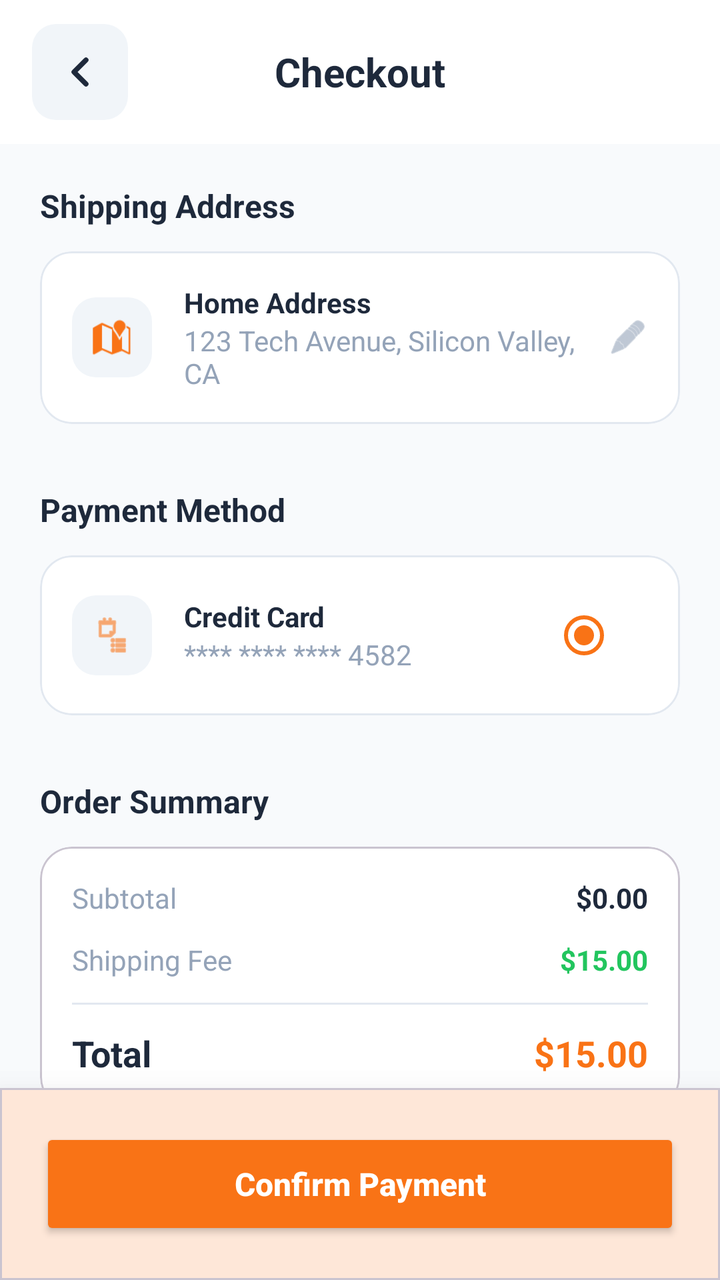
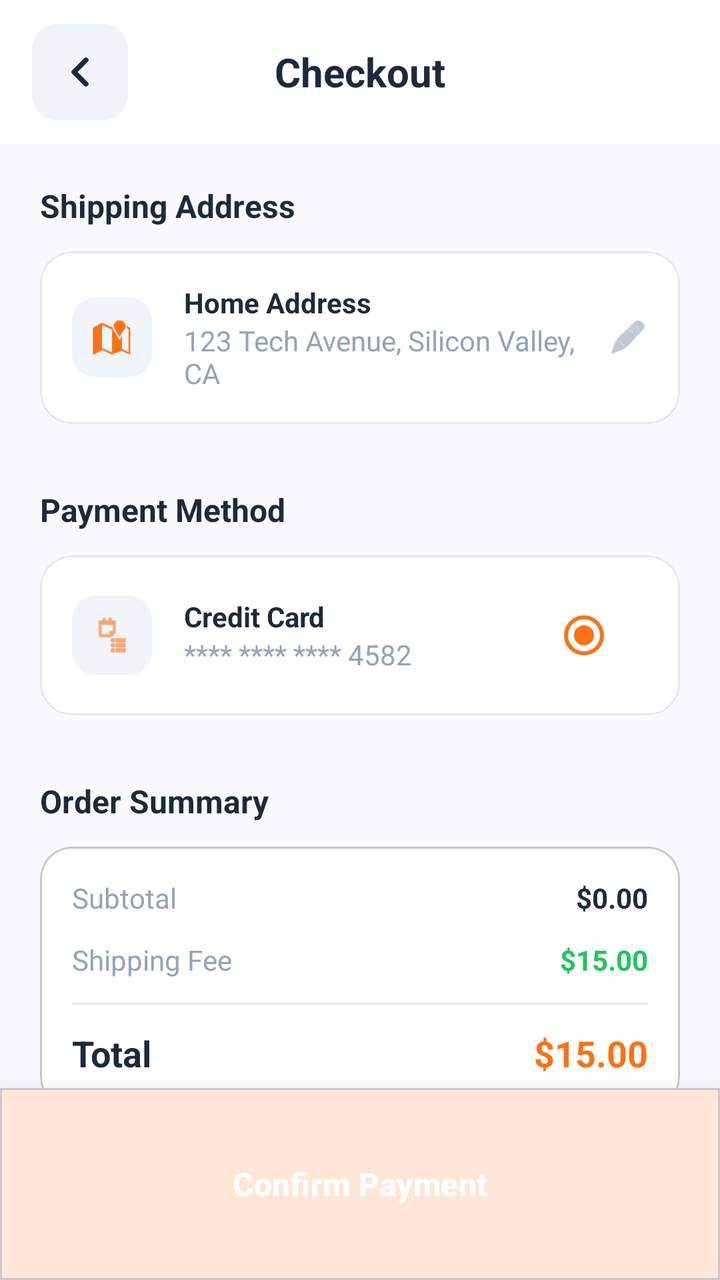

The first picture is an Android layout as it rendered before a commit; the second is the same layout after the commit. The layout source and the unified diff follow.
<!-- AndroidManifest.xml: application theme Theme.BeckieDealApp -->
<!-- res/layout/activity_payout.xml -->
﻿<?xml version="1.0" encoding="utf-8"?>
<androidx.constraintlayout.widget.ConstraintLayout xmlns:android="http://schemas.android.com/apk/res/android"
    xmlns:app="http://schemas.android.com/apk/res-auto"
    xmlns:tools="http://schemas.android.com/tools"
    android:layout_width="match_parent"
    android:layout_height="match_parent"
    android:background="@color/background"
    android:fitsSystemWindows="true"
    tools:context=".PayoutActivity">

    
    <com.google.android.material.appbar.AppBarLayout
        android:id="@+id/appBarLayout"
        android:layout_width="match_parent"
        android:layout_height="wrap_content"
        android:background="@color/surface"
        app:elevation="0dp"
        app:layout_constraintTop_toTopOf="parent">

        <com.google.android.material.appbar.MaterialToolbar
            android:id="@+id/topAppBar"
            android:layout_width="match_parent"
            android:layout_height="72dp"
            app:contentInsetStart="0dp">

            <RelativeLayout
                android:layout_width="match_parent"
                android:layout_height="match_parent"
                android:paddingHorizontal="16dp">

                <ImageView
                    android:id="@+id/backButton"
                    android:layout_width="48dp"
                    android:layout_height="48dp"
                    android:layout_alignParentStart="true"
                    android:layout_centerVertical="true"
                    android:background="@drawable/form_field_background"
                    android:padding="12dp"
                    android:src="@drawable/ic_arrow_left"
                    android:contentDescription="Back"
                    app:tint="@color/text_primary" />

                <TextView
                    android:layout_width="wrap_content"
                    android:layout_height="wrap_content"
                    android:layout_centerInParent="true"
                    android:text="Checkout"
                    android:textColor="@color/text_primary"
                    android:textSize="@dimen/text_size_title"
                    android:textStyle="bold" />

            </RelativeLayout>

        </com.google.android.material.appbar.MaterialToolbar>
    </com.google.android.material.appbar.AppBarLayout>

    <androidx.core.widget.NestedScrollView
        android:id="@+id/payoutContentScroll"
        android:layout_width="match_parent"
        android:layout_height="0dp"
        android:fillViewport="true"
        app:layout_constraintTop_toBottomOf="@id/appBarLayout"
        app:layout_constraintBottom_toTopOf="@id/bottomActionLayout">

        <LinearLayout
            android:layout_width="match_parent"
            android:layout_height="wrap_content"
            android:orientation="vertical"
            android:padding="20dp">

            
            <TextView
                android:layout_width="wrap_content"
                android:layout_height="wrap_content"
                android:text="Shipping Address"
                android:textColor="@color/text_primary"
                android:textSize="@dimen/text_size_body_large"
                android:textStyle="bold" />

            <com.google.android.material.card.MaterialCardView
                android:layout_width="match_parent"
                android:layout_height="wrap_content"
                android:layout_marginTop="12dp"
                app:cardCornerRadius="16dp"
                app:cardElevation="0dp"
                app:strokeWidth="1dp"
                app:strokeColor="@color/border_color"
                app:cardBackgroundColor="@color/surface">
                
                <LinearLayout
                    android:layout_width="match_parent"
                    android:layout_height="wrap_content"
                    android:orientation="horizontal"
                    android:padding="16dp"
                    android:gravity="center_vertical">
                    
                    <ImageView
                        android:layout_width="40dp"
                        android:layout_height="40dp"
                        android:background="@drawable/form_field_background"
                        android:padding="10dp"
                        android:src="@android:drawable/ic_dialog_map"
                        app:tint="@color/primary" />

                    <LinearLayout
                        android:layout_width="0dp"
                        android:layout_height="wrap_content"
                        android:layout_marginStart="16dp"
                        android:layout_weight="1"
                        android:orientation="vertical">
                        <TextView
                            android:layout_width="wrap_content"
                            android:layout_height="wrap_content"
                            android:text="Home Address"
                            android:textColor="@color/text_primary"
                            android:textStyle="bold" />
                        <TextView
                            android:layout_width="wrap_content"
                            android:layout_height="wrap_content"
                            android:text="123 Tech Avenue, Silicon Valley, CA"
                            android:textColor="@color/text_muted"
                            android:textSize="@dimen/text_size_body" />
                    </LinearLayout>

                    <ImageView
                        android:layout_width="20dp"
                        android:layout_height="20dp"
                        android:src="@android:drawable/ic_menu_edit"
                        app:tint="@color/text_muted" />
                </LinearLayout>
            </com.google.android.material.card.MaterialCardView>

            
            <TextView
                android:layout_width="wrap_content"
                android:layout_height="wrap_content"
                android:layout_marginTop="32dp"
                android:text="Payment Method"
                android:textColor="@color/text_primary"
                android:textSize="@dimen/text_size_body_large"
                android:textStyle="bold" />

            <com.google.android.material.card.MaterialCardView
                android:layout_width="match_parent"
                android:layout_height="wrap_content"
                android:layout_marginTop="12dp"
                app:cardCornerRadius="16dp"
                app:cardElevation="0dp"
                app:strokeWidth="1dp"
                app:strokeColor="@color/border_color"
                app:cardBackgroundColor="@color/surface">
                
                <LinearLayout
                    android:layout_width="match_parent"
                    android:layout_height="wrap_content"
                    android:orientation="horizontal"
                    android:padding="16dp"
                    android:gravity="center_vertical">
                    
                    <ImageView
                        android:layout_width="40dp"
                        android:layout_height="40dp"
                        android:background="@drawable/form_field_background"
                        android:padding="10dp"
                        android:src="@android:drawable/ic_menu_agenda"
                        app:tint="@color/primary" />

                    <LinearLayout
                        android:layout_width="0dp"
                        android:layout_height="wrap_content"
                        android:layout_marginStart="16dp"
                        android:layout_weight="1"
                        android:orientation="vertical">
                        <TextView
                            android:layout_width="wrap_content"
                            android:layout_height="wrap_content"
                            android:text="Credit Card"
                            android:textColor="@color/text_primary"
                            android:textStyle="bold" />
                        <TextView
                            android:layout_width="wrap_content"
                            android:layout_height="wrap_content"
                            android:text="**** **** **** 4582"
                            android:textColor="@color/text_muted"
                            android:textSize="@dimen/text_size_body" />
                    </LinearLayout>

                    <RadioButton
                        android:layout_width="wrap_content"
                        android:layout_height="wrap_content"
                        android:checked="true"
                        android:buttonTint="@color/primary" />
                </LinearLayout>
            </com.google.android.material.card.MaterialCardView>

            
            <TextView
                android:layout_width="wrap_content"
                android:layout_height="wrap_content"
                android:layout_marginTop="32dp"
                android:text="Order Summary"
                android:textColor="@color/text_primary"
                android:textSize="@dimen/text_size_body_large"
                android:textStyle="bold" />

            <com.google.android.material.card.MaterialCardView
                android:layout_width="match_parent"
                android:layout_height="wrap_content"
                android:layout_marginTop="12dp"
                app:cardCornerRadius="16dp"
                app:cardElevation="0dp"
                app:cardBackgroundColor="@color/surface">
                
                <LinearLayout
                    android:layout_width="match_parent"
                    android:layout_height="wrap_content"
                    android:orientation="vertical"
                    android:padding="16dp">
                    
                    <LinearLayout
                        android:layout_width="match_parent"
                        android:layout_height="wrap_content"
                        android:orientation="horizontal"
                        android:layout_marginBottom="12dp">
                        <TextView
                            android:layout_width="0dp"
                            android:layout_height="wrap_content"
                            android:layout_weight="1"
                            android:text="Subtotal"
                            android:textColor="@color/text_muted" />
                        <TextView
                            android:id="@+id/summarySubtotal"
                            android:layout_width="wrap_content"
                            android:layout_height="wrap_content"
                            android:text="$0.00"
                            android:textColor="@color/text_primary"
                            android:textStyle="bold" />
                    </LinearLayout>

                    <LinearLayout
                        android:layout_width="match_parent"
                        android:layout_height="wrap_content"
                        android:orientation="horizontal"
                        android:layout_marginBottom="12dp">
                        <TextView
                            android:layout_width="0dp"
                            android:layout_height="wrap_content"
                            android:layout_weight="1"
                            android:text="Shipping Fee"
                            android:textColor="@color/text_muted" />
                        <TextView
                            android:layout_width="wrap_content"
                            android:layout_height="wrap_content"
                            android:text="$15.00"
                            android:textColor="@color/green_stock"
                            android:textStyle="bold" />
                    </LinearLayout>

                    <View 
                        android:layout_width="match_parent" 
                        android:layout_height="1dp" 
                        android:background="@color/border_color"
                        android:layout_marginBottom="12dp" />

                    <LinearLayout
                        android:layout_width="match_parent"
                        android:layout_height="wrap_content"
                        android:orientation="horizontal">
                        <TextView
                            android:layout_width="0dp"
                            android:layout_height="wrap_content"
                            android:layout_weight="1"
                            android:text="Total"
                            android:textColor="@color/text_primary"
                            android:textSize="@dimen/text_size_title_small"
                            android:textStyle="bold" />
                        <TextView
                            android:id="@+id/summaryTotal"
                            android:layout_width="wrap_content"
                            android:layout_height="wrap_content"
                            android:text="$15.00"
                            android:textColor="@color/primary"
                            android:textSize="@dimen/text_size_title_small"
                            android:textStyle="bold" />
                    </LinearLayout>
                </LinearLayout>
            </com.google.android.material.card.MaterialCardView>

        </LinearLayout>
    </androidx.core.widget.NestedScrollView>

    
    <com.google.android.material.card.MaterialCardView
        android:id="@+id/bottomActionLayout"
        android:layout_width="match_parent"
        android:layout_height="wrap_content"
        app:cardElevation="24dp"
        app:cardCornerRadius="0dp"
        app:cardBackgroundColor="@color/surface"
        app:layout_constraintBottom_toBottomOf="parent">
        
        <LinearLayout
            android:layout_width="match_parent"
            android:layout_height="wrap_content"
            android:orientation="vertical"
            android:padding="20dp">

            <Button
                android:id="@+id/confirmPaymentButton"
                android:layout_width="match_parent"
                android:layout_height="56dp"
                android:backgroundTint="@color/primary"
                android:text="Confirm Payment"
                android:textAllCaps="false"
                android:textColor="@color/white_fixed"
                android:textSize="@dimen/text_size_body_large"
                android:textStyle="bold"
                app:cornerRadius="16dp" />

        </LinearLayout>
    </com.google.android.material.card.MaterialCardView>

    
    <FrameLayout
        android:id="@+id/processingOverlay"
        android:layout_width="match_parent"
        android:layout_height="match_parent"
        android:background="#CC000000"
        android:elevation="100dp"
        android:visibility="gone"
        android:clickable="true"
        android:focusable="true">
        
        <LinearLayout
            android:layout_width="wrap_content"
            android:layout_height="wrap_content"
            android:layout_gravity="center"
            android:gravity="center"
            android:orientation="vertical">
            
            <ProgressBar
                android:layout_width="64dp"
                android:layout_height="64dp"
                android:indeterminateTint="@color/primary" />
            
            <TextView
                android:layout_width="wrap_content"
                android:layout_height="wrap_content"
                android:layout_marginTop="24dp"
                android:text="Processing Payout..."
                android:textColor="@color/white_fixed"
                android:textSize="@dimen/text_size_title_small"
                android:textStyle="bold" />
                
            <TextView
                android:layout_width="wrap_content"
                android:layout_height="wrap_content"
                android:layout_marginTop="8dp"
                android:text="Please wait a moment."
                android:textColor="@color/white_fixed"
                android:alpha="0.7" />
        </LinearLayout>
    </FrameLayout>

    
    <androidx.core.widget.NestedScrollView
        android:id="@+id/successView"
        android:layout_width="match_parent"
        android:layout_height="match_parent"
        android:background="@color/surface"
        android:elevation="101dp"
        android:fillViewport="true"
        android:visibility="gone">

        <LinearLayout
            android:layout_width="match_parent"
            android:layout_height="wrap_content"
            android:gravity="center"
            android:orientation="vertical"
            android:paddingHorizontal="28dp"
            android:paddingVertical="40dp">

            
            <FrameLayout
                android:layout_width="128dp"
                android:layout_height="128dp">

                <View
                    android:layout_width="128dp"
                    android:layout_height="128dp"
                    android:background="@drawable/success_check_outer_bg" />

                <FrameLayout
                    android:layout_width="88dp"
                    android:layout_height="88dp"
                    android:layout_gravity="center"
                    android:background="@drawable/success_check_inner_bg">

                    <ImageView
                        android:layout_width="44dp"
                        android:layout_height="44dp"
                        android:layout_gravity="center"
                        android:src="@drawable/ic_check_bold_24"
                        android:contentDescription="Success" />

                </FrameLayout>
            </FrameLayout>

            <TextView
                android:layout_width="wrap_content"
                android:layout_height="wrap_content"
                android:layout_marginTop="28dp"
                android:text="Payment Successful!"
                android:textColor="@color/text_primary"
                android:textSize="@dimen/text_size_headline_large"
                android:textStyle="bold" />

            <TextView
                android:layout_width="wrap_content"
                android:layout_height="wrap_content"
                android:layout_marginTop="8dp"
                android:gravity="center"
                android:text="Your order has been placed. We'll notify you when it's on the way."
                android:textColor="@color/text_muted"
                android:textSize="@dimen/text_size_body_large" />

            
            <com.google.android.material.card.MaterialCardView
                android:layout_width="match_parent"
                android:layout_height="wrap_content"
                android:layout_marginTop="28dp"
                app:cardCornerRadius="16dp"
                app:cardElevation="0dp"
                app:strokeWidth="1dp"
                app:strokeColor="@color/border_color"
                app:cardBackgroundColor="@color/card_bg_secondary">

                <LinearLayout
                    android:layout_width="match_parent"
                    android:layout_height="wrap_content"
                    android:orientation="vertical"
                    android:padding="18dp">

                    <LinearLayout
                        android:layout_width="match_parent"
                        android:layout_height="wrap_content"
                        android:orientation="horizontal">
                        <TextView
                            android:layout_width="0dp"
                            android:layout_height="wrap_content"
                            android:layout_weight="1"
                            android:text="Order ID"
                            android:textColor="@color/text_muted"
                            android:textSize="@dimen/text_size_body" />
                        <TextView
                            android:id="@+id/successOrderId"
                            android:layout_width="wrap_content"
                            android:layout_height="wrap_content"
                            android:text="BD-1001"
                            android:textColor="@color/text_primary"
                            android:textSize="@dimen/text_size_body"
                            android:textStyle="bold" />
                    </LinearLayout>

                    <View
                        android:layout_width="match_parent"
                        android:layout_height="1dp"
                        android:layout_marginVertical="12dp"
                        android:background="@color/border_color" />

                    <LinearLayout
                        android:layout_width="match_parent"
                        android:layout_height="wrap_content"
                        android:orientation="horizontal">
                        <TextView
                            android:layout_width="0dp"
                            android:layout_height="wrap_content"
                            android:layout_weight="1"
                            android:text="Amount Paid"
                            android:textColor="@color/text_muted"
                            android:textSize="@dimen/text_size_body" />
                        <TextView
                            android:id="@+id/successAmountPaid"
                            android:layout_width="wrap_content"
                            android:layout_height="wrap_content"
                            android:text="$0.00"
                            android:textColor="@color/primary"
                            android:textSize="@dimen/text_size_body_large"
                            android:textStyle="bold" />
                    </LinearLayout>

                    <View
                        android:layout_width="match_parent"
                        android:layout_height="1dp"
                        android:layout_marginVertical="12dp"
                        android:background="@color/border_color" />

                    <LinearLayout
                        android:layout_width="match_parent"
                        android:layout_height="wrap_content"
                        android:orientation="horizontal">
                        <TextView
                            android:layout_width="0dp"
                            android:layout_height="wrap_content"
                            android:layout_weight="1"
                            android:text="Payment Method"
                            android:textColor="@color/text_muted"
                            android:textSize="@dimen/text_size_body" />
                        <TextView
                            android:layout_width="wrap_content"
                            android:layout_height="wrap_content"
                            android:text="**** 4582"
                            android:textColor="@color/text_primary"
                            android:textSize="@dimen/text_size_body"
                            android:textStyle="bold" />
                    </LinearLayout>

                </LinearLayout>
            </com.google.android.material.card.MaterialCardView>

            <com.google.android.material.button.MaterialButton
                android:id="@+id/backToHomeButton"
                android:layout_width="match_parent"
                android:layout_height="56dp"
                android:layout_marginTop="32dp"
                android:backgroundTint="@color/primary"
                android:text="Back to Home"
                android:textAllCaps="false"
                android:textColor="@color/white_fixed"
                android:textSize="@dimen/text_size_body_large"
                android:textStyle="bold"
                app:icon="@drawable/ic_home"
                app:iconTint="@color/white_fixed"
                app:iconGravity="textStart"
                app:iconPadding="8dp"
                app:cornerRadius="16dp" />

            <com.google.android.material.button.MaterialButton
                android:id="@+id/viewOrdersButton"
                style="@style/Widget.MaterialComponents.Button.OutlinedButton"
                android:layout_width="match_parent"
                android:layout_height="56dp"
                android:layout_marginTop="12dp"
                android:text="View My Orders"
                android:textAllCaps="false"
                android:textColor="@color/text_primary"
                android:textSize="@dimen/text_size_body_large"
                android:textStyle="bold"
                app:strokeColor="@color/border_color"
                app:strokeWidth="1dp"
                app:cornerRadius="16dp" />

        </LinearLayout>
    </androidx.core.widget.NestedScrollView>

</androidx.constraintlayout.widget.ConstraintLayout>
<!-- resources referenced by this layout -->
<resources>
  <color name="background">#F8FAFC</color>
  <color name="border_color">#E2E8F0</color>
  <color name="card_bg_secondary">#F1F5F9</color>
  <color name="green_stock">#22C55E</color>
  <color name="primary">#F97316</color>
  <color name="surface">#FFFFFF</color>
  <color name="text_muted">#94A3B8</color>
  <color name="text_primary">#1E293B</color>
  <color name="white_fixed">#FFFFFF</color>
  <dimen name="text_size_body">13sp</dimen>
  <dimen name="text_size_body_large">15sp</dimen>
  <dimen name="text_size_headline_large">23sp</dimen>
  <dimen name="text_size_title">18sp</dimen>
  <dimen name="text_size_title_small">17sp</dimen>
  <!-- drawable form_field_background (drawable) -->
  <?xml version="1.0" encoding="utf-8"?>
  <shape xmlns:android="http://schemas.android.com/apk/res/android">
      <solid android:color="@color/input_background" />
      <corners android:radius="12dp" />
  </shape>
  <!-- drawable ic_arrow_left (drawable) -->
  <?xml version="1.0" encoding="utf-8"?>
  <vector xmlns:android="http://schemas.android.com/apk/res/android"
      android:width="24dp"
      android:height="24dp"
      android:viewportWidth="24"
      android:viewportHeight="24">
      <path
          android:fillColor="@android:color/transparent"
          android:pathData="M15,18L9,12L15,6"
          android:strokeColor="#FFFFFF"
          android:strokeWidth="2.5"
          android:strokeLineCap="round"
          android:strokeLineJoin="round" />
  </vector>
  <!-- drawable ic_home (drawable) -->
  <vector xmlns:android="http://schemas.android.com/apk/res/android"
      android:width="24dp"
      android:height="24dp"
      android:viewportWidth="24"
      android:viewportHeight="24">
      <path
          android:fillColor="@android:color/white"
          android:pathData="M10,20v-6h4v6h5v-8h3L12,3 2,12h3v8z" />
  </vector>
  <!-- drawable success_check_inner_bg (drawable) -->
  <?xml version="1.0" encoding="utf-8"?>
  <shape xmlns:android="http://schemas.android.com/apk/res/android"
      android:shape="oval">
      <solid android:color="@color/green_stock" />
  </shape>
  <!-- drawable success_check_outer_bg (drawable) -->
  <?xml version="1.0" encoding="utf-8"?>
  <shape xmlns:android="http://schemas.android.com/apk/res/android"
      android:shape="oval">
      <solid android:color="#1A22C55E" />
  </shape>
  <style name="Theme.BeckieDealApp" parent="Base.Theme.BeckieDealApp" />
  <color name="input_background">#F1F5F9</color>
  <color name="on_primary">#FFFFFF</color>
  <color name="primary_container">#F97316</color>
  <color name="on_primary_container">#582200</color>
  <color name="on_surface">#251913</color>
  <style name="Widget.App.BottomNav.ActiveIndicator" parent="Widget.Material3.BottomNavigationView.ActiveIndicator">
          <item name="android:color">@color/nav_indicator_fill</item>
          <item name="android:width">52dp</item>
          <item name="android:height">40dp</item>
          <item name="shapeAppearance">@style/ShapeAppearance.App.BottomNav.ActiveIndicator</item>
      </style>
  <color name="nav_indicator_fill">#FFF1EB</color>
  <style name="ShapeAppearance.App.BottomNav.ActiveIndicator" parent="">
          <item name="cornerFamily">rounded</item>
          <item name="cornerSize">50%</item>
      </style>
  <!-- unchanged entries left out for length: 3 -->
</resources>

<!-- the commit's change to res/layout/activity_payout.xml (unified diff, before → after) -->
@@ -314,8 +314,7 @@
                 android:textAllCaps="false"
                 android:textColor="@color/white_fixed"
                 android:textSize="@dimen/text_size_body_large"
-                android:textStyle="bold"
-                app:cornerRadius="16dp" />
+                android:textStyle="bold" />
 
         </LinearLayout>
     </com.google.android.material.card.MaterialCardView>
@@ -532,12 +531,11 @@
                 app:icon="@drawable/ic_home"
                 app:iconTint="@color/white_fixed"
                 app:iconGravity="textStart"
-                app:iconPadding="8dp"
-                app:cornerRadius="16dp" />
+                app:iconPadding="8dp" />
 
             <com.google.android.material.button.MaterialButton
                 android:id="@+id/viewOrdersButton"
-                style="@style/Widget.MaterialComponents.Button.OutlinedButton"
+                style="@style/Widget.App.Button.Outlined"
                 android:layout_width="match_parent"
                 android:layout_height="56dp"
                 android:layout_marginTop="12dp"
@@ -547,8 +545,7 @@
                 android:textSize="@dimen/text_size_body_large"
                 android:textStyle="bold"
                 app:strokeColor="@color/border_color"
-                app:strokeWidth="1dp"
-                app:cornerRadius="16dp" />
+                app:strokeWidth="1dp" />
 
         </LinearLayout>
     </androidx.core.widget.NestedScrollView>
<!-- resource entries referenced after the edit -->
@@ -57,8 +57,21 @@
       android:shape="oval">
       <solid android:color="#1A22C55E" />
   </shape>
-  <style name="Theme.BeckieDealApp" parent="Base.Theme.BeckieDealApp" />
+  <style name="Widget.App.Button.Outlined" parent="Widget.Material3.Button.OutlinedButton">
+          <item name="shapeAppearance">@style/ShapeAppearance.App.Button.Pill</item>
+      </style>
+  <style name="Theme.BeckieDealApp" parent="Base.Theme.BeckieDealApp">
+          <item name="buttonStyle">@style/Widget.App.Button</item>
+          <item name="materialButtonStyle">@style/Widget.App.Button</item>
+      </style>
   <color name="input_background">#F1F5F9</color>
+  <style name="ShapeAppearance.App.Button.Pill" parent="">
+          <item name="cornerFamily">rounded</item>
+          <item name="cornerSize">50%</item>
+      </style>
+  <style name="Widget.App.Button" parent="Widget.Material3.Button">
+          <item name="shapeAppearance">@style/ShapeAppearance.App.Button.Pill</item>
+      </style>
   <color name="on_primary">#FFFFFF</color>
   <color name="primary_container">#F97316</color>
   <color name="on_primary_container">#582200</color>
